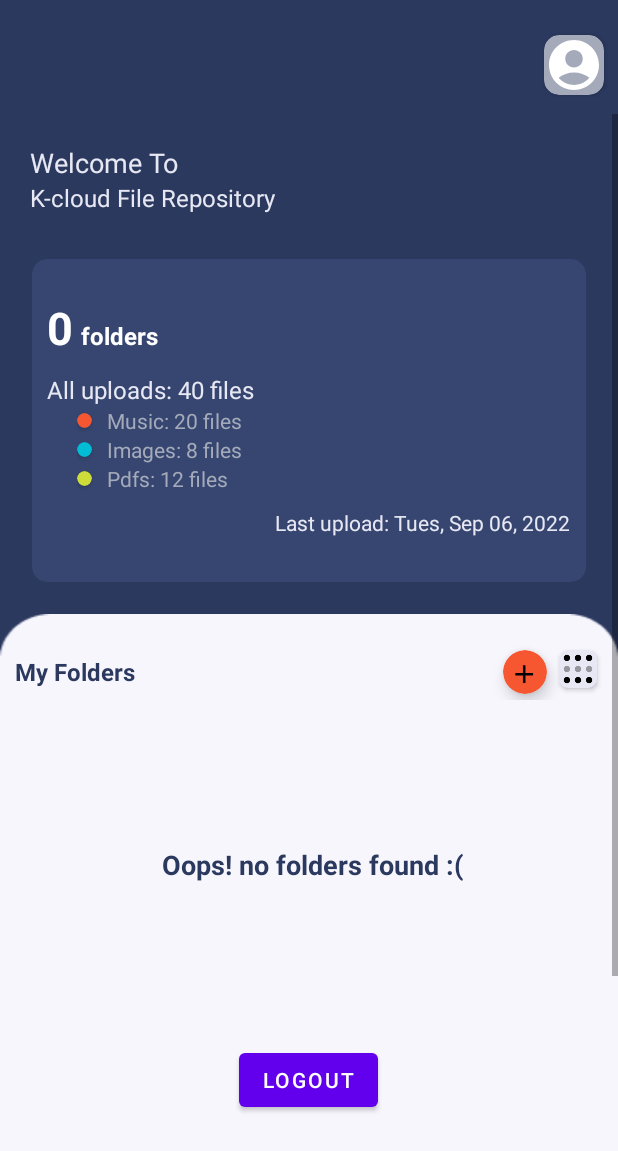
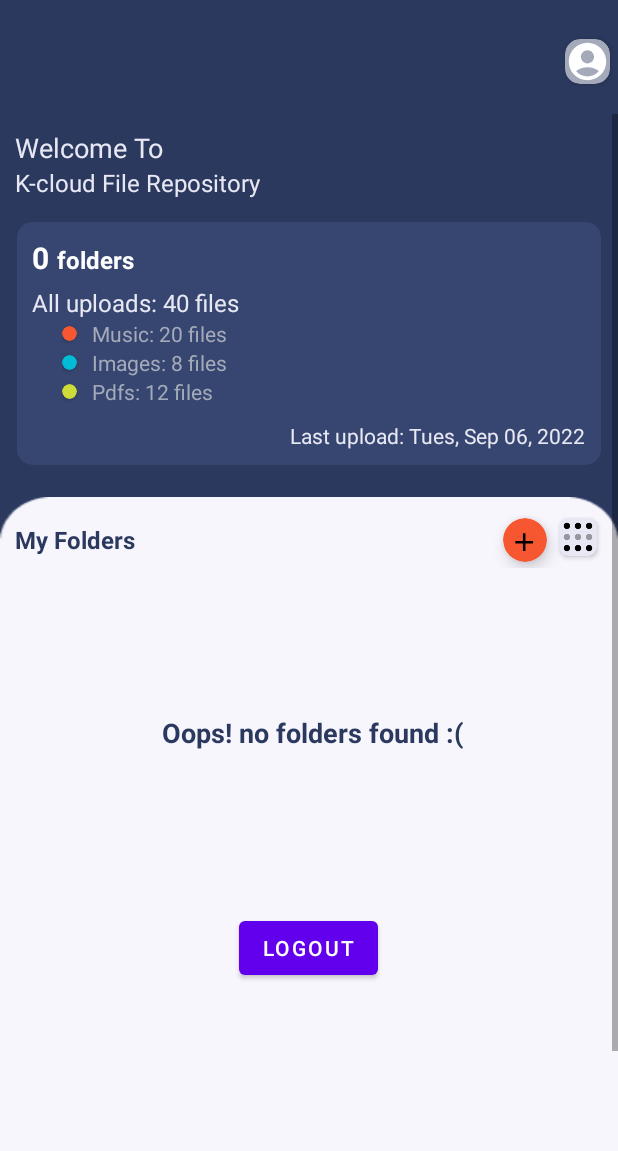
Before and after one commit to iZeroKim/K-cloud, an Android app: the layout activity_main.xml on its own in the app's theme, with its tools: preview values and no code run, on a phone screen of 412 x 824 dp. Shown: the top 1151 px of the screen. Run offline under Robolectric (Android 15) with nearby library versions, the phone set to English and light mode, and no system bars.

Commit message:
Solved start up crash and minor homepage ui change

```diff
--- a/app/src/main/java/com/wasusi/k_cloud/ui/home/MainActivity.kt
+++ b/app/src/main/java/com/wasusi/k_cloud/ui/home/MainActivity.kt
@@ -39,9 +39,13 @@ class MainActivity : AppCompatActivity(), KodeinAware {
         setTheme(R.style.Theme_Kcloud)
         val binding: ActivityMainBinding = DataBindingUtil.setContentView(this, R.layout.activity_main)
 
+        authViewModel = ViewModelProvider(this, authViewModelFactory).get(AuthViewModel::class.java)
+        if(authViewModel.user == null) {
+            startLoginActivity()
+        }
+
+
         homeViewModel = ViewModelProvider(this, homeViewModelFactory).get(HomeViewModel::class.java)
-        authViewModel = ViewModelProvider(this, authViewModelFactory).get(AuthViewModel::class.java)
-
         binding.viewmodel = homeViewModel
 
         val recyclerView = binding.rvfolders
@@ -78,12 +82,6 @@ class MainActivity : AppCompatActivity(), KodeinAware {
 
     }
 
-    override fun onStart() {
-        super.onStart()
-        authViewModel.user?.let {
-            startLoginActivity()
-        }
-    }
 
 
 
--- a/app/src/main/res/layout/activity_main.xml
+++ b/app/src/main/res/layout/activity_main.xml
@@ -48,10 +48,10 @@
 
                     <!-- Right most ImageView -->
                     <androidx.cardview.widget.CardView
-                        android:layout_width="40dp"
-                        android:layout_height="40dp"
-                        android:layout_marginEnd="9dp"
-                        android:layout_marginTop="10dp"
+                        android:layout_width="30dp"
+                        android:layout_height="30dp"
+                        android:layout_marginEnd="5dp"
+                        android:layout_marginTop="5dp"
                         app:layout_constraintBottom_toBottomOf="parent"
                         app:layout_constraintEnd_toEndOf="parent"
                         app:layout_constraintTop_toTopOf="parent"
@@ -92,8 +92,7 @@
                     android:layout_height="wrap_content"
                     android:gravity="bottom"
                     android:orientation="vertical"
-
-                    android:layout_margin="20dp"
+                    android:layout_margin="10dp"
                     app:layout_constraintEnd_toEndOf="parent"
                     app:layout_constraintStart_toStartOf="parent"
                     app:layout_constraintTop_toTopOf="parent">
@@ -108,7 +107,7 @@
                     <TextView
                         android:layout_width="wrap_content"
                         android:layout_height="wrap_content"
-                        android:layout_marginBottom="20dp"
+                        android:layout_marginBottom="10dp"
                         android:text="K-cloud File Repository"
                         android:textColor="@color/gray"
                         android:textSize="16sp" />
@@ -123,7 +122,7 @@
                             android:layout_width="match_parent"
                             android:layout_height="wrap_content"
                             android:layout_marginStart="1dp"
-                            android:layout_marginTop="10dp"
+                            android:layout_marginTop="5dp"
                             android:layout_marginEnd="1dp"
                             android:layout_marginBottom="1dp"
                             android:layout_weight="1"
@@ -135,16 +134,16 @@
                                 android:layout_width="match_parent"
                                 android:layout_height="match_parent"
                                 android:layout_marginStart="10dp"
-                                android:layout_marginTop="25dp"
+                                android:layout_marginTop="10dp"
                                 android:layout_marginEnd="10dp"
-                                android:layout_marginBottom="30dp"
+                                android:layout_marginBottom="10dp"
 
                                 android:orientation="vertical">
 
                                 <LinearLayout
                                     android:layout_width="match_parent"
                                     android:layout_height="match_parent"
-                                    android:layout_marginBottom="10dp"
+                                    android:layout_marginBottom="5dp"
                                     android:layout_weight="1"
                                     android:gravity="bottom"
                                     android:orientation="horizontal">
@@ -155,7 +154,7 @@
                                         android:layout_height="wrap_content"
                                         android:text="0"
                                         android:textColor="@color/white"
-                                        android:textSize="30dp"
+                                        android:textSize="20dp"
                                         android:textStyle="bold" />
 
                                     <TextView
@@ -297,7 +296,7 @@
                         android:layout_width="match_parent"
                         android:layout_height="wrap_content"
                         android:layout_marginStart="10dp"
-                        android:layout_marginTop="20dp"
+                        android:layout_marginTop="10dp"
                         android:layout_marginEnd="10dp"
                         android:layout_marginBottom="10dp"
                         android:layout_gravity="center"
```
